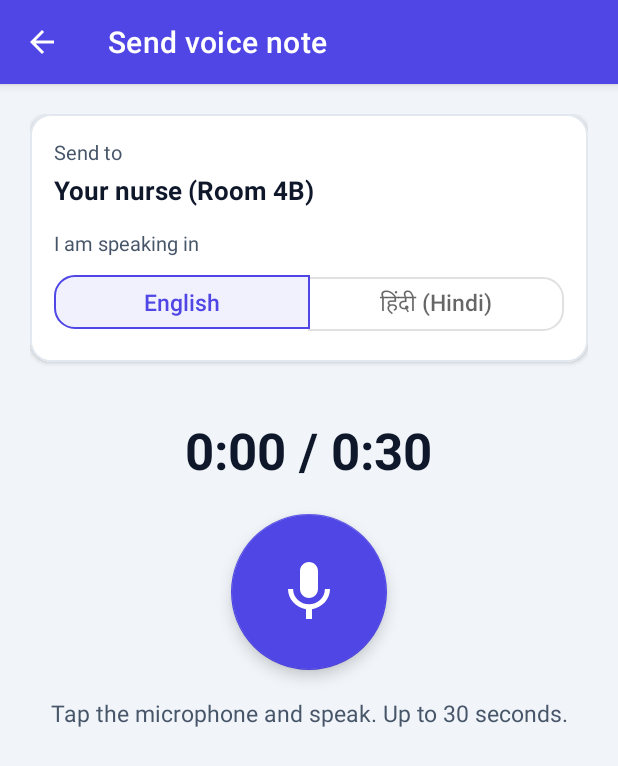
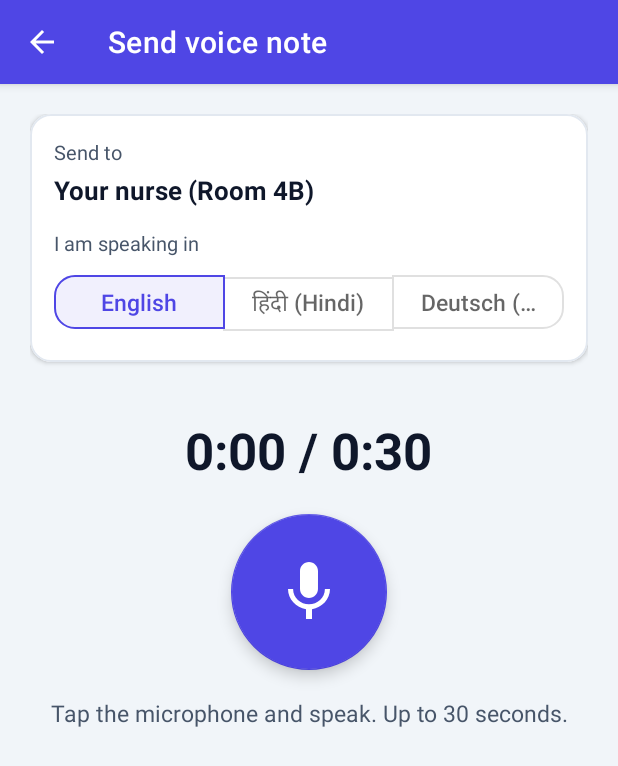
Before and after one commit to ishaanparikh14/CareVoiceAI, an Android app: the SendVoiceNoteActivity screen opened directly, with no data from a screen before it, on a phone screen of 412 x 824 dp. Shown: the top 766 px of the screen. Run offline under Robolectric (Android 15) with nearby library versions, the light colour scheme and no system bars.

Commit message:
feat: add German (de) to Android app (picker, TTS, translation, values-de)

```diff
--- a/app/src/main/kotlin/com/carevoice/app/SendVoiceNoteActivity.kt
+++ b/app/src/main/kotlin/com/carevoice/app/SendVoiceNoteActivity.kt
@@ -154,15 +154,29 @@ class SendVoiceNoteActivity : AppCompatActivity() {
 
     private fun setupLanguage() {
         val prefs = getSharedPreferences(ServerUploader.PREFS_NAME, Context.MODE_PRIVATE)
-        val saved = prefs.getString(PREF_LANG, "en")
-        binding.toggleLanguage.check(if (saved == "hi") R.id.btnLangHi else R.id.btnLangEn)
-        binding.toggleLanguage.addOnButtonCheckedListener { _, checkedId, isChecked ->
-            if (isChecked) prefs.edit().putString(PREF_LANG, if (checkedId == R.id.btnLangHi) "hi" else "en").apply()
+        val checkedId = when (prefs.getString(PREF_LANG, "en")) {
+            "hi" -> R.id.btnLangHi
+            "de" -> R.id.btnLangDe
+            else -> R.id.btnLangEn
+        }
+        binding.toggleLanguage.check(checkedId)
+        binding.toggleLanguage.addOnButtonCheckedListener { _, id, isChecked ->
+            if (isChecked) {
+                val code = when (id) {
+                    R.id.btnLangHi -> "hi"
+                    R.id.btnLangDe -> "de"
+                    else -> "en"
+                }
+                prefs.edit().putString(PREF_LANG, code).apply()
+            }
         }
     }
 
-    private fun selectedLanguage(): String =
-        if (binding.toggleLanguage.checkedButtonId == R.id.btnLangHi) "hi" else "en"
+    private fun selectedLanguage(): String = when (binding.toggleLanguage.checkedButtonId) {
+        R.id.btnLangHi -> "hi"
+        R.id.btnLangDe -> "de"
+        else -> "en"
+    }
 
     private fun targetRoom(): String? =
         if (isNurse) rooms.getOrNull(binding.spinnerRoom.selectedItemPosition)?.room else patientRoom()
--- a/app/src/main/res/layout/activity_voice_note_send.xml
+++ b/app/src/main/res/layout/activity_voice_note_send.xml
@@ -86,6 +86,16 @@
                         android:layout_weight="1"
                         android:minHeight="48dp"
                         android:text="@string/vn_lang_hindi"
+                        android:textAllCaps="false" />
+
+                    <com.google.android.material.button.MaterialButton
+                        android:id="@+id/btnLangDe"
+                        style="@style/Widget.MaterialComponents.Button.OutlinedButton"
+                        android:layout_width="0dp"
+                        android:layout_height="wrap_content"
+                        android:layout_weight="1"
+                        android:minHeight="48dp"
+                        android:text="@string/vn_lang_german"
                         android:textAllCaps="false" />
                 </com.google.android.material.button.MaterialButtonToggleGroup>
             </LinearLayout>
--- a/app/src/main/res/values/strings.xml
+++ b/app/src/main/res/values/strings.xml
@@ -112,6 +112,7 @@
     <string name="vn_language">I am speaking in</string>
     <string name="vn_lang_english">English</string>
     <string name="vn_lang_hindi">हिंदी (Hindi)</string>
+    <string name="vn_lang_german">Deutsch (German)</string>
     <string name="vn_record">Start recording</string>
     <string name="vn_stop">Stop</string>
     <string name="vn_tap_to_record">Tap the microphone and speak. Up to 30 seconds.</string>
@@ -135,6 +136,7 @@
     <string name="vn_reply">Reply</string>
     <string name="vn_translate_to_hi">Translate to Hindi</string>
     <string name="vn_translate_to_en">Translate to English</string>
+    <string name="vn_translate_to_de">Translate to German</string>
     <string name="vn_translating">Translating…</string>
     <string name="vn_listen_translation">Listen to translation</string>
     <string name="vn_translate_first_use">Translating on this phone. The first time downloads a language pack.</string>
```
Also changed, not shown: app/src/main/kotlin/com/carevoice/app/NoteTranslator.kt (+19 -6 lines), app/src/main/kotlin/com/carevoice/app/NurseActivity.kt (+6 -5 lines), app/src/main/kotlin/com/carevoice/app/NurseTts.kt (+14 -1 lines), app/src/main/kotlin/com/carevoice/app/ReceivedVoiceNotesActivity.kt (+8 -1 lines), app/src/main/kotlin/com/carevoice/app/VoiceNoteAdapter.kt (+11 -3 lines), 2 other files.
